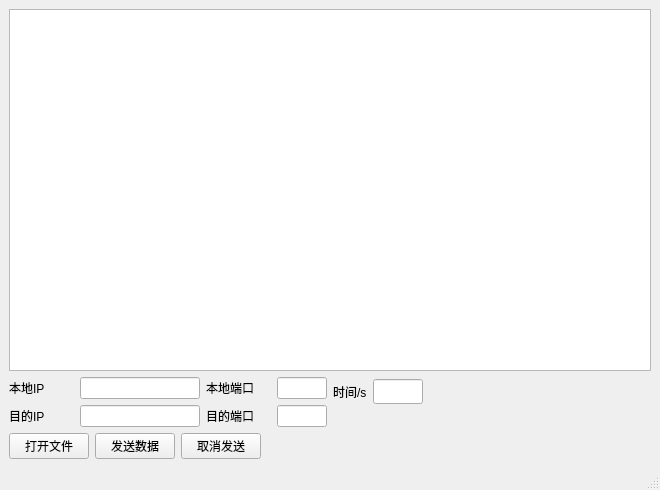
This is readAndSendDataToTcp/senddatatotcp.ui in HardToKnew/qtDemo as Qt 5 draws it before an edit. The edited form follows.
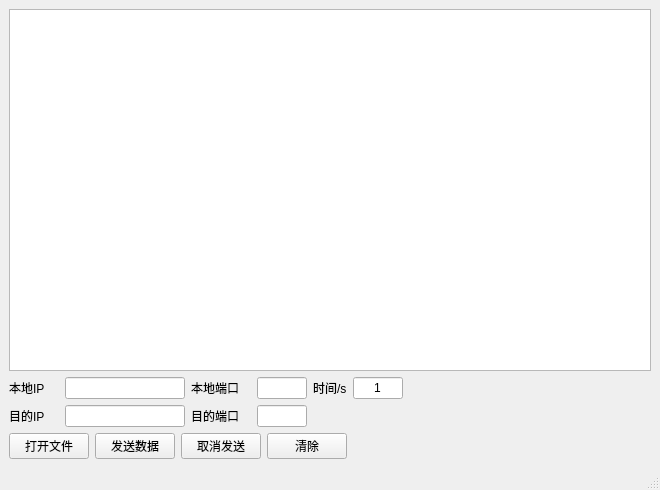
This is the edited form.

Diff of the .ui file:
```diff
--- a/readAndSendDataToTcp/senddatatotcp.ui
+++ b/readAndSendDataToTcp/senddatatotcp.ui
@@ -22,15 +22,13 @@
   <widget class="QWidget" name="centralwidget">
    <layout class="QHBoxLayout" name="horizontalLayout_4">
     <item>
-     <layout class="QVBoxLayout" name="verticalLayout_2">
+     <layout class="QVBoxLayout" name="verticalLayout">
       <item>
        <widget class="QTextBrowser" name="textBrowser"/>
       </item>
       <item>
-       <layout class="QHBoxLayout" name="horizontalLayout_3">
+       <layout class="QHBoxLayout" name="horizontalLayout_2">
         <item>
-         <layout class="QGridLayout" name="gridLayout">
-          <item row="0" column="0">
            <widget class="QLabel" name="label">
             <property name="minimumSize">
              <size>
@@ -49,7 +47,7 @@
             </property>
            </widget>
           </item>
-          <item row="0" column="1">
+        <item>
            <widget class="QLineEdit" name="localIP">
             <property name="maximumSize">
              <size>
@@ -62,7 +60,7 @@
             </property>
            </widget>
           </item>
-          <item row="0" column="2">
+        <item>
            <widget class="QLabel" name="label_3">
             <property name="minimumSize">
              <size>
@@ -81,7 +79,7 @@
             </property>
            </widget>
           </item>
-          <item row="0" column="3">
+        <item>
            <widget class="QLineEdit" name="localPort">
             <property name="maximumSize">
              <size>
@@ -91,70 +89,6 @@
             </property>
            </widget>
           </item>
-          <item row="1" column="0">
-           <widget class="QLabel" name="label_2">
-            <property name="minimumSize">
-             <size>
-              <width>50</width>
-              <height>0</height>
-             </size>
-            </property>
-            <property name="maximumSize">
-             <size>
-              <width>80</width>
-              <height>25</height>
-             </size>
-            </property>
-            <property name="text">
-             <string>目的IP</string>
-            </property>
-           </widget>
-          </item>
-          <item row="1" column="1">
-           <widget class="QLineEdit" name="serverIP">
-            <property name="maximumSize">
-             <size>
-              <width>120</width>
-              <height>25</height>
-             </size>
-            </property>
-           </widget>
-          </item>
-          <item row="1" column="2">
-           <widget class="QLabel" name="label_4">
-            <property name="minimumSize">
-             <size>
-              <width>60</width>
-              <height>0</height>
-             </size>
-            </property>
-            <property name="maximumSize">
-             <size>
-              <width>80</width>
-              <height>25</height>
-             </size>
-            </property>
-            <property name="text">
-             <string>目的端口</string>
-            </property>
-           </widget>
-          </item>
-          <item row="1" column="3">
-           <widget class="QLineEdit" name="serverPort">
-            <property name="maximumSize">
-             <size>
-              <width>50</width>
-              <height>25</height>
-             </size>
-            </property>
-           </widget>
-          </item>
-         </layout>
-        </item>
-        <item>
-         <layout class="QVBoxLayout" name="verticalLayout">
-          <item>
-           <layout class="QHBoxLayout" name="horizontalLayout_2">
             <item>
              <widget class="QLabel" name="label_5">
               <property name="maximumSize">
@@ -176,6 +110,12 @@
                 <height>25</height>
                </size>
               </property>
+          <property name="text">
+           <string>1</string>
+          </property>
+          <property name="alignment">
+           <set>Qt::AlignCenter</set>
+          </property>
              </widget>
             </item>
             <item>
@@ -194,7 +134,67 @@
            </layout>
           </item>
           <item>
-           <spacer name="horizontalSpacer">
+       <layout class="QHBoxLayout" name="horizontalLayout_3">
+        <item>
+         <widget class="QLabel" name="label_2">
+          <property name="minimumSize">
+           <size>
+            <width>50</width>
+            <height>0</height>
+           </size>
+          </property>
+          <property name="maximumSize">
+           <size>
+            <width>80</width>
+            <height>25</height>
+           </size>
+          </property>
+          <property name="text">
+           <string>目的IP</string>
+          </property>
+         </widget>
+        </item>
+        <item>
+         <widget class="QLineEdit" name="servicerIP">
+          <property name="maximumSize">
+           <size>
+            <width>120</width>
+            <height>25</height>
+           </size>
+          </property>
+         </widget>
+        </item>
+        <item>
+         <widget class="QLabel" name="label_4">
+          <property name="minimumSize">
+           <size>
+            <width>60</width>
+            <height>0</height>
+           </size>
+          </property>
+          <property name="maximumSize">
+           <size>
+            <width>80</width>
+            <height>25</height>
+           </size>
+          </property>
+          <property name="text">
+           <string>目的端口</string>
+          </property>
+         </widget>
+        </item>
+        <item>
+         <widget class="QLineEdit" name="servicerPort">
+          <property name="maximumSize">
+           <size>
+            <width>50</width>
+            <height>25</height>
+           </size>
+          </property>
+         </widget>
+        </item>
+        <item>
+         <spacer name="horizontalSpacer_5">
             <property name="orientation">
              <enum>Qt::Horizontal</enum>
             </property>
@@ -205,8 +205,6 @@
              </size>
             </property>
            </spacer>
-          </item>
-         </layout>
         </item>
        </layout>
       </item>
@@ -245,6 +243,13 @@
           </property>
          </widget>
         </item>
+        <item>
+         <widget class="QPushButton" name="pushButton">
+          <property name="text">
+           <string>清除</string>
+          </property>
+         </widget>
+        </item>
         <item>
          <spacer name="horizontalSpacer_3">
           <property name="orientation">
```
Lines whose indentation alone changed are shown as unchanged.
